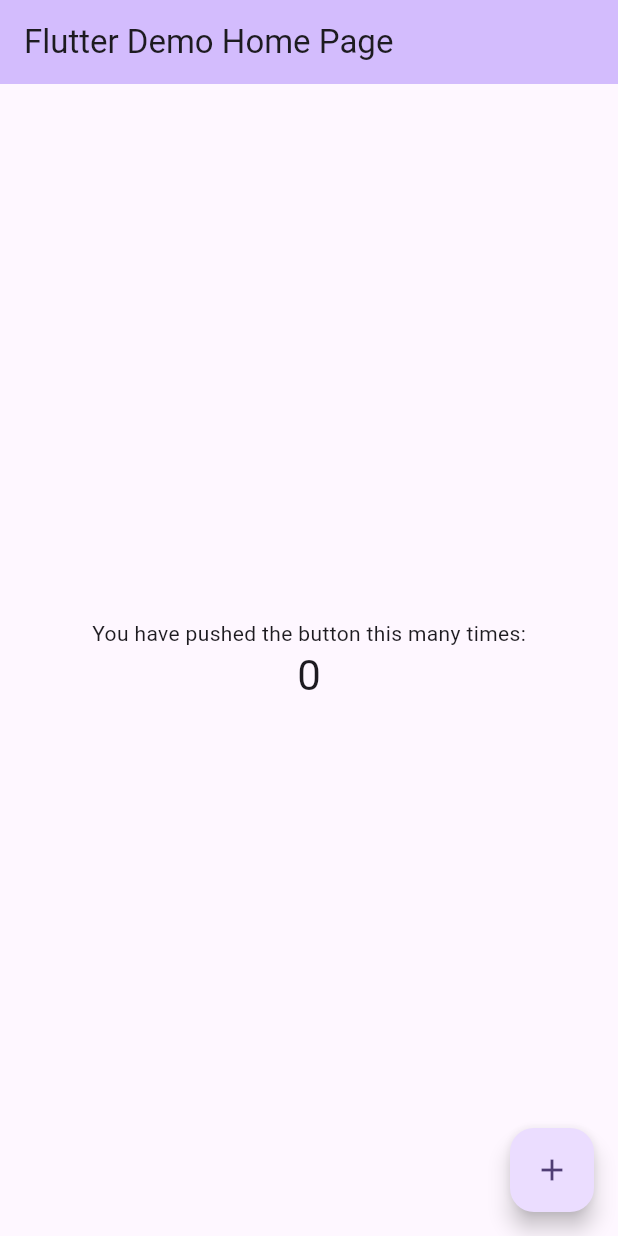
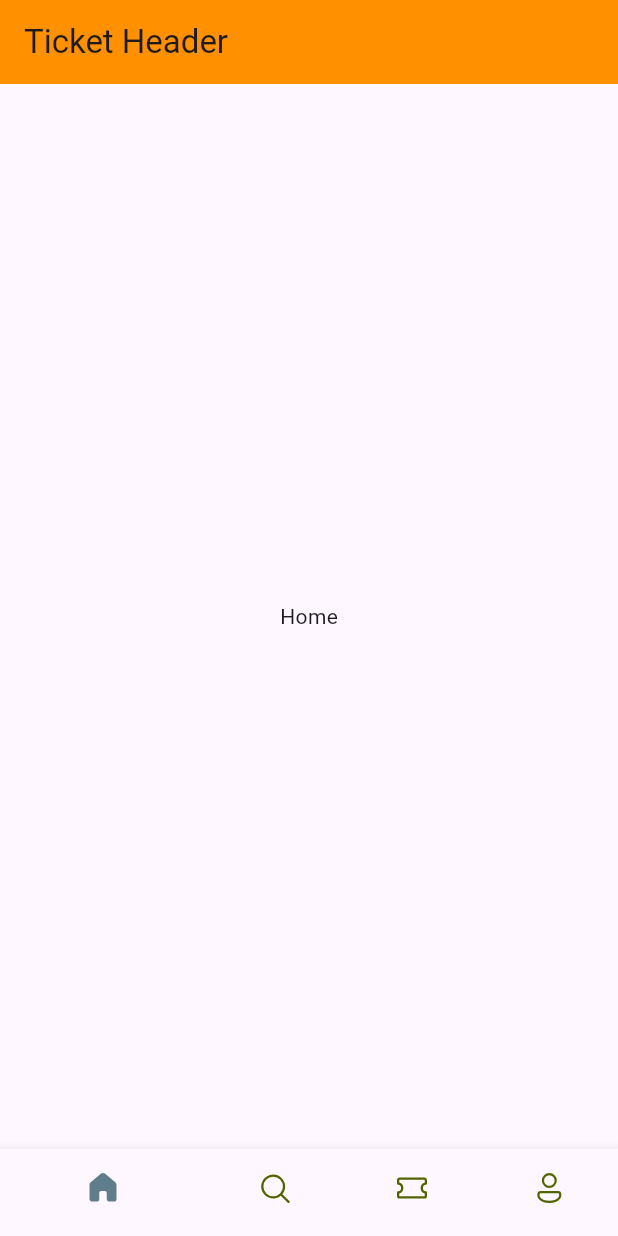
Before and after one commit to shukurahbakare/ticket-app, a Flutter app: the screen it shows after launch, on a phone screen of 412 x 824 dp. Run offline on Flutter 3.47's test engine with Material 3 defaults, Android fonts, the phone set to English and light mode, and no system bars; our stand-ins replace fluentui_icons.

Commit message:
Bottom Navbar

```diff
--- /dev/null
+++ b/lib/base/bottom_nav_bar.dart
@@ -0,0 +1,66 @@
+import 'package:fluentui_icons/fluentui_icons.dart';
+import 'package:flutter/material.dart';
+
+class BottomNavBar extends StatefulWidget {
+  const BottomNavBar({super.key});
+
+  @override
+  State<BottomNavBar> createState() => _BottomNavBarState();
+}
+
+class _BottomNavBarState extends State<BottomNavBar> {
+
+  final appScreens = [
+   const Center(child: Text("Home")),
+   const Center(child: Text("Search")),
+   const Center(child: Text("Tickets")),
+   const Center(child: Text("Profile")),
+  ];
+
+  //change index for bottom navbar
+  int _selectedIndex = 0;
+
+  void _onItemTapped (int index){
+    setState(() {
+      _selectedIndex = index;
+    });
+
+  }
+
+
+  @override
+  Widget build(BuildContext context) {
+    return Scaffold(
+      appBar: AppBar(
+        title: const Text('Ticket Header'),
+        backgroundColor:const Color(0xFFFF9000),
+      ),
+      body: appScreens[_selectedIndex],
+      bottomNavigationBar:BottomNavigationBar(
+        currentIndex: _selectedIndex,
+        onTap: _onItemTapped,
+        selectedItemColor: Colors.blueGrey,
+        unselectedItemColor: const Color(0xFF526400),
+        showSelectedLabels: false,
+        items:const[
+              BottomNavigationBarItem(icon: Icon(FluentSystemIcons.ic_fluent_home_regular),
+              activeIcon: Icon(FluentSystemIcons.ic_fluent_home_filled),
+              label: 'Home'),
+
+              BottomNavigationBarItem(icon: Icon(FluentSystemIcons.ic_fluent_search_regular),
+              activeIcon: Icon(FluentSystemIcons.ic_fluent_search_filled),
+              label: 'Search'),
+
+              BottomNavigationBarItem(icon: Icon(FluentSystemIcons.ic_fluent_ticket_regular),
+              activeIcon: Icon(FluentSystemIcons.ic_fluent_ticket_filled),
+              label: 'Ticket'),
+
+              BottomNavigationBarItem(icon: Icon(FluentSystemIcons.ic_fluent_person_regular),
+              activeIcon: Icon(FluentSystemIcons.ic_fluent_person_filled),
+              label: 'Profile'),
+
+        ]
+      ),
+    );
+  }
+}
--- a/lib/main.dart
+++ b/lib/main.dart
@@ -1,125 +1,25 @@
 import 'package:flutter/material.dart';
+import 'package:ticket_app/base/bottom_nav_bar.dart';
 
 void main() {
+  var myList = [
+    'Donice',
+    'Fatima',
+    'Ibukun'
+  ];
   runApp(const MyApp());
 }
 
 class MyApp extends StatelessWidget {
   const MyApp({super.key});
 
-  // This widget is the root of your application.
   @override
   Widget build(BuildContext context) {
     return MaterialApp(
       title: 'Flutter Demo',
-      theme: ThemeData(
-        // This is the theme of your application.
-        //
-        // TRY THIS: Try running your application with "flutter run". You'll see
-        // the application has a purple toolbar. Then, without quitting the app,
-        // try changing the seedColor in the colorScheme below to Colors.green
-        // and then invoke "hot reload" (save your changes or press the "hot
-        // reload" button in a Flutter-supported IDE, or press "r" if you used
-        // the command line to start the app).
-        //
-        // Notice that the counter didn't reset back to zero; the application
-        // state is not lost during the reload. To reset the state, use hot
-        // restart instead.
-        //
-        // This works for code too, not just values: Most code changes can be
-        // tested with just a hot reload.
-        colorScheme: ColorScheme.fromSeed(seedColor: Colors.deepPurple),
-        useMaterial3: true,
-      ),
-      home: const MyHomePage(title: 'Flutter Demo Home Page'),
+      theme: ThemeData(),
+      home:BottomNavBar()
+      ,
     );
   }
 }
-
-class MyHomePage extends StatefulWidget {
-  const MyHomePage({super.key, required this.title});
-
-  // This widget is the home page of your application. It is stateful, meaning
-  // that it has a State object (defined below) that contains fields that affect
-  // how it looks.
-
-  // This class is the configuration for the state. It holds the values (in this
-  // case the title) provided by the parent (in this case the App widget) and
-  // used by the build method of the State. Fields in a Widget subclass are
-  // always marked "final".
-
-  final String title;
-
-  @override
-  State<MyHomePage> createState() => _MyHomePageState();
-}
-
-class _MyHomePageState extends State<MyHomePage> {
-  int _counter = 0;
-
-  void _incrementCounter() {
-    setState(() {
-      // This call to setState tells the Flutter framework that something has
-      // changed in this State, which causes it to rerun the build method below
-      // so that the display can reflect the updated values. If we changed
-      // _counter without calling setState(), then the build method would not be
-      // called again, and so nothing would appear to happen.
-      _counter++;
-    });
-  }
-
-  @override
-  Widget build(BuildContext context) {
-    // This method is rerun every time setState is called, for instance as done
-    // by the _incrementCounter method above.
-    //
-    // The Flutter framework has been optimized to make rerunning build methods
-    // fast, so that you can just rebuild anything that needs updating rather
-    // than having to individually change instances of widgets.
-    return Scaffold(
-      appBar: AppBar(
-        // TRY THIS: Try changing the color here to a specific color (to
-        // Colors.amber, perhaps?) and trigger a hot reload to see the AppBar
-        // change color while the other colors stay the same.
-        backgroundColor: Theme.of(context).colorScheme.inversePrimary,
-        // Here we take the value from the MyHomePage object that was created by
-        // the App.build method, and use it to set our appbar title.
-        title: Text(widget.title),
-      ),
-      body: Center(
-        // Center is a layout widget. It takes a single child and positions it
-        // in the middle of the parent.
-        child: Column(
-          // Column is also a layout widget. It takes a list of children and
-          // arranges them vertically. By default, it sizes itself to fit its
-          // children horizontally, and tries to be as tall as its parent.
-          //
-          // Column has various properties to control how it sizes itself and
-          // how it positions its children. Here we use mainAxisAlignment to
-          // center the children vertically; the main axis here is the vertical
-          // axis because Columns are vertical (the cross axis would be
-          // horizontal).
-          //
-          // TRY THIS: Invoke "debug painting" (choose the "Toggle Debug Paint"
-          // action in the IDE, or press "p" in the console), to see the
-          // wireframe for each widget.
-          mainAxisAlignment: MainAxisAlignment.center,
-          children: <Widget>[
-            const Text(
-              'You have pushed the button this many times:',
-            ),
-            Text(
-              '$_counter',
-              style: Theme.of(context).textTheme.headlineMedium,
-            ),
-          ],
-        ),
-      ),
-      floatingActionButton: FloatingActionButton(
-        onPressed: _incrementCounter,
-        tooltip: 'Increment',
-        child: const Icon(Icons.add),
-      ), // This trailing comma makes auto-formatting nicer for build methods.
-    );
-  }
-}
--- a/pubspec.yaml
+++ b/pubspec.yaml
@@ -35,6 +35,7 @@ dependencies:
   # The following adds the Cupertino Icons font to your application.
   # Use with the CupertinoIcons class for iOS style icons.
   cupertino_icons: ^1.0.8
+  fluentui_icons: ^1.0.0
 
 dev_dependencies:
   flutter_test:
```
Also changed, not shown: pubspec.lock.
